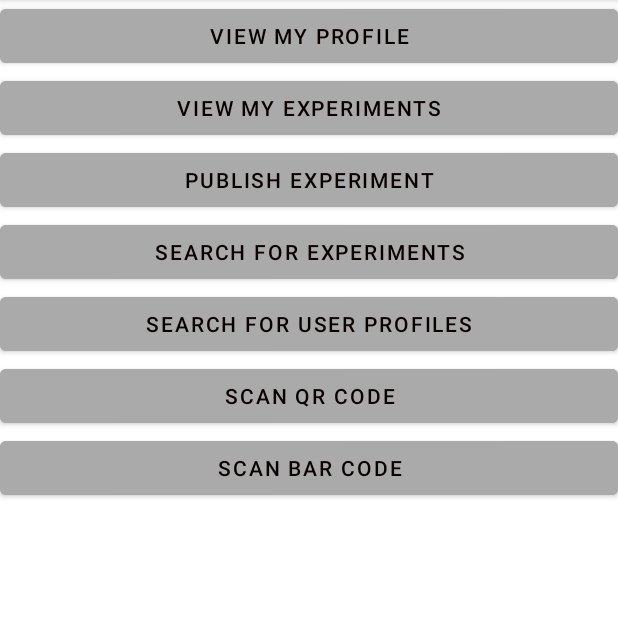
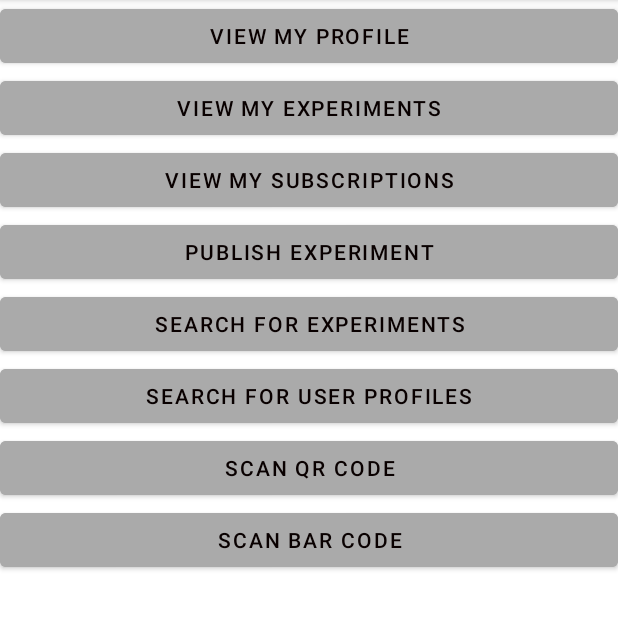
Before and after one commit to CMPUT301W21T12/WiseTrack, an Android app: the MainMenuActivity screen opened directly, with no data from a screen before it, on a phone screen of 412 x 824 dp, the part 84-713 px from its top. Run offline under Robolectric (Android 15) with nearby library versions, the phone set to English and light mode, and no system bars; our stand-ins replace Firebase (no records; nobody signed in at launch, a user with empty details on screens opened directly).

Commit message:
changed xml to use @strings

```diff
--- a/WiseTrack/app/src/main/res/layout/main_menu.xml
+++ b/WiseTrack/app/src/main/res/layout/main_menu.xml
@@ -8,17 +8,26 @@
         android:id="@+id/menuProfile_Button"
         android:layout_width="match_parent"
         android:layout_height="wrap_content"
-        android:text="View My Profile"
+        android:backgroundTint="@android:color/darker_gray"
+        android:text="@string/main_menu_ViewProfile"
         android:textColor="#090000"
-        android:textColorHighlight="#050000"
-        android:backgroundTint="@android:color/darker_gray"/>
+        android:textColorHighlight="#050000" />
 
     <Button
         android:id="@+id/menuViewExperiments_button"
         android:layout_width="match_parent"
         android:layout_height="wrap_content"
         android:backgroundTint="@android:color/darker_gray"
-        android:text="View My Experiments"
+        android:text="@string/main_menu_ViewMyExperiments"
+        android:textColor="#090000"
+        android:textColorHighlight="#050000" />
+
+    <Button
+        android:id="@+id/menuViewSubscriptions_button"
+        android:layout_width="match_parent"
+        android:layout_height="wrap_content"
+        android:backgroundTint="@android:color/darker_gray"
+        android:text="@string/main_menu_ViewSubscriptions"
         android:textColor="#090000"
         android:textColorHighlight="#050000" />
 
@@ -26,45 +35,45 @@
         android:id="@+id/menuPublish_button"
         android:layout_width="match_parent"
         android:layout_height="wrap_content"
-        android:text="Publish Experiment"
+        android:backgroundTint="@android:color/darker_gray"
+        android:text="@string/main_menu_PublishExperiments"
         android:textColor="#090000"
-        android:textColorHighlight="#050000"
-        android:backgroundTint="@android:color/darker_gray"/>
+        android:textColorHighlight="#050000" />
 
     <Button
         android:id="@+id/menuSearch_button"
         android:layout_width="match_parent"
         android:layout_height="wrap_content"
-        android:text="Search for Experiments"
+        android:backgroundTint="@android:color/darker_gray"
+        android:text="@string/main_menu_SearchExperiments"
         android:textColor="#090000"
-        android:textColorHighlight="#050000"
-        android:backgroundTint="@android:color/darker_gray"/>
+        android:textColorHighlight="#050000" />
 
     <Button
         android:id="@+id/menuSearchUser_button"
         android:layout_width="match_parent"
         android:layout_height="wrap_content"
-        android:text="Search for User Profiles"
+        android:backgroundTint="@android:color/darker_gray"
+        android:text="@string/main_menu_SearchUserProfile"
         android:textColor="#090000"
-        android:textColorHighlight="#050000"
-        android:backgroundTint="@android:color/darker_gray"/>
+        android:textColorHighlight="#050000" />
 
     <Button
         android:id="@+id/menuScanQR_button"
         android:layout_width="match_parent"
         android:layout_height="wrap_content"
-        android:text="Scan QR Code"
+        android:backgroundTint="@android:color/darker_gray"
+        android:text="@string/main_menu_ScanQRCode"
         android:textColor="#090000"
-        android:textColorHighlight="#050000"
-        android:backgroundTint="@android:color/darker_gray"/>
+        android:textColorHighlight="#050000" />
 
     <Button
         android:id="@+id/menuScanBar_button"
         android:layout_width="match_parent"
         android:layout_height="wrap_content"
-        android:text="Scan Bar Code"
+        android:backgroundTint="@android:color/darker_gray"
+        android:text="@string/main_menu_ScanBarCode"
         android:textColor="#090000"
-        android:textColorHighlight="#050000"
-        android:backgroundTint="@android:color/darker_gray"/>
+        android:textColorHighlight="#050000" />
 
 </LinearLayout>
--- a/WiseTrack/app/src/main/res/values/strings.xml
+++ b/WiseTrack/app/src/main/res/values/strings.xml
@@ -3,4 +3,12 @@
     <!-- TODO: Remove or change this placeholder text -->
     <string name="hello_blank_fragment">Hello blank fragment</string>
     <string name="empty_string"></string>
+    <string name="main_menu_ViewProfile">View My Profile</string>
+    <string name="main_menu_ViewMyExperiments">View My Experiments</string>
+    <string name="main_menu_ViewSubscriptions">View My Subscriptions</string>
+    <string name="main_menu_PublishExperiments">Publish Experiment</string>
+    <string name="main_menu_SearchExperiments">Search For Experiments</string>
+    <string name="main_menu_SearchUserProfile">Search For User Profiles</string>
+    <string name="main_menu_ScanQRCode">Scan QR Code</string>
+    <string name="main_menu_ScanBarCode">Scan Bar Code</string>
 </resources>
```
